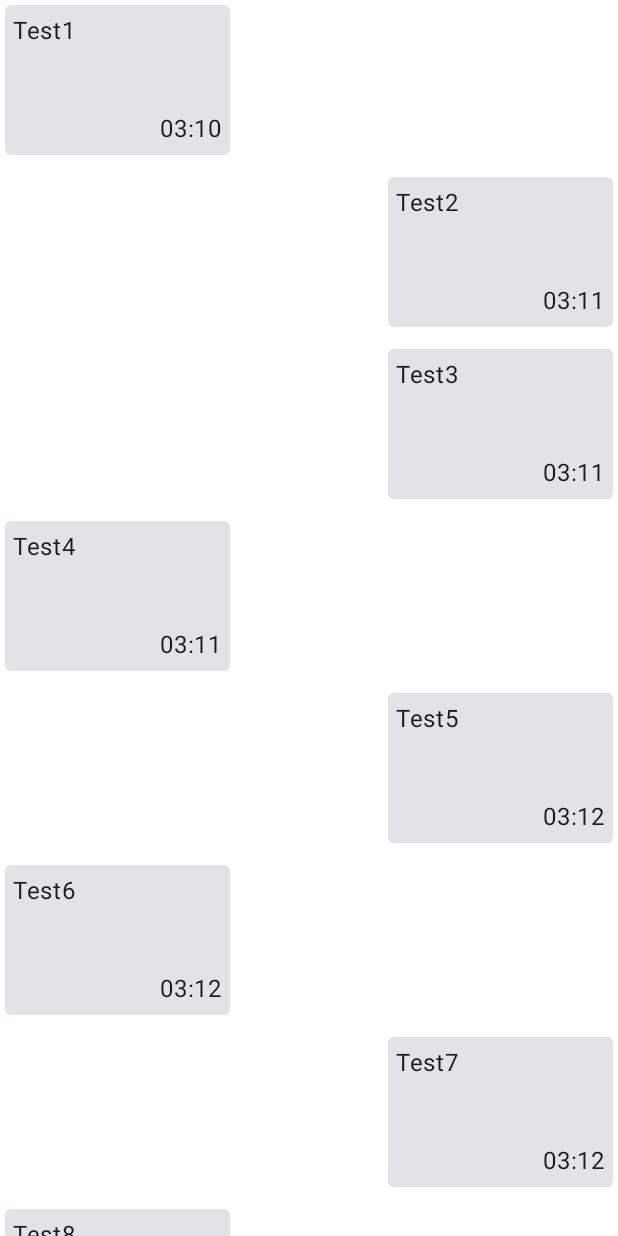
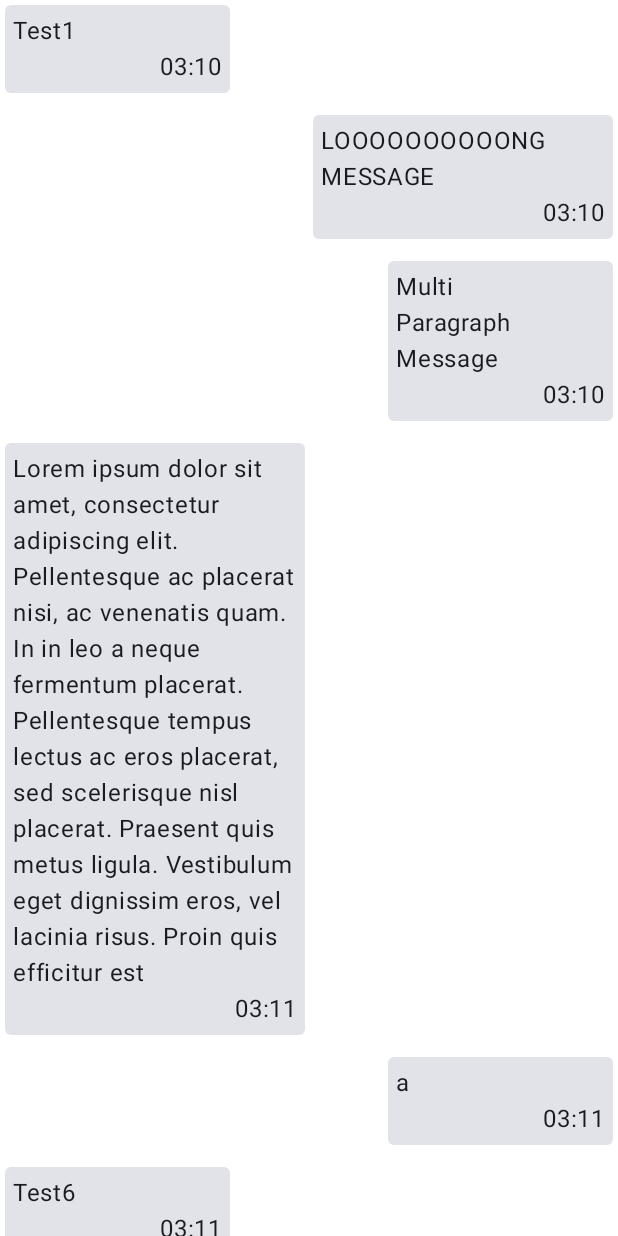
Before and after one commit to AbdDinmukhamed/TI_Messenger, an Android app built with Jetpack Compose: the @Preview function GreetingPreview, on a phone screen of 412 x 824 dp. Run offline under Robolectric (Android 15) with nearby library versions, the phone set to English and light mode, and no system bars.

Commit message:
More demo messages, fixed message cropping

```diff
--- a/app/src/main/java/com/example/ti_messenger/data/DemoMessagesRepository.kt
+++ b/app/src/main/java/com/example/ti_messenger/data/DemoMessagesRepository.kt
@@ -3,14 +3,21 @@ package com.example.ti_messenger.data
 object DemoMessagesRepository {
     val messageHistory = listOf(
         Message("Test1","03:10",1),
-        Message("Test2","03:11",0),
-        Message("Test3","03:11",0),
-        Message("Test4","03:11",1),
-        Message("Test5","03:12",0),
-        Message("Test6","03:12",1),
-        Message("Test7","03:12",0),
-        Message("Test8","03:13",1),
-        Message("Test9","03:14",1),
-        Message("Test10","03:14",1),
+        Message("LOOOOOOOOOONG MESSAGE","03:10",0),
+        Message("Multi\nParagraph\nMessage","03:10",0),
+        Message("Lorem ipsum dolor sit amet, consectetur adipiscing elit. Pellentesque ac placerat nisi, ac venenatis quam. In in leo a neque fermentum placerat. Pellentesque tempus lectus ac eros placerat, sed scelerisque nisl placerat. Praesent quis metus ligula. Vestibulum eget dignissim eros, vel lacinia risus. Proin quis efficitur est","03:11",1),
+        Message("a","03:11",0),
+        Message("Test6","03:11",1),
+        Message("Test7","03:11",0),
+        Message("Test8","03:12",1),
+        Message("Test9","03:13",0),
+        Message("Test10","03:13",1),
+        Message("Test11","03:13",0),
+        Message("Test12","03:13",0),
+        Message("Test13","03:14",1),
+        Message("Test14","03:14",1),
+        Message("Test15","03:14",1),
+        Message("bro","03:14",1),
+
     )
 }
--- a/app/src/main/java/com/example/ti_messenger/ui/messenger/MessengerScreen.kt
+++ b/app/src/main/java/com/example/ti_messenger/ui/messenger/MessengerScreen.kt
@@ -86,7 +86,7 @@ fun MessageCard(
     ){
         Column(
             modifier = Modifier
-                .sizeIn(150.dp,100.dp,200.dp,300.dp)
+                .sizeIn(150.dp,50.dp,200.dp)
                 .padding(5.dp),
             verticalArrangement = Arrangement.SpaceBetween
         ){
```
